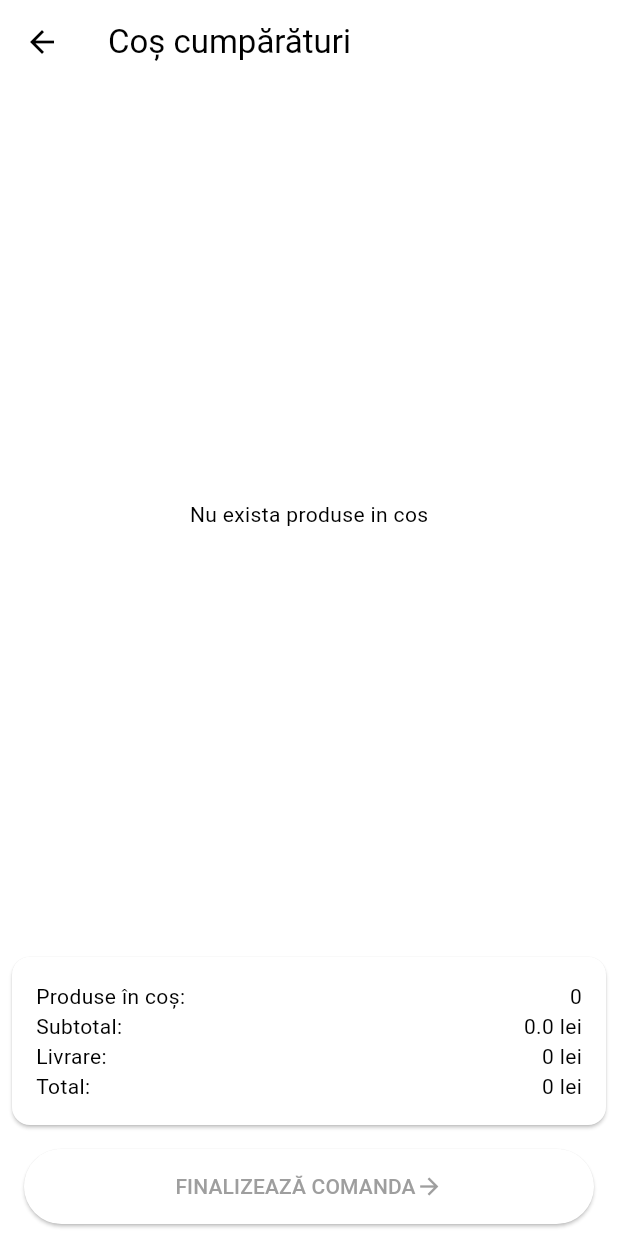
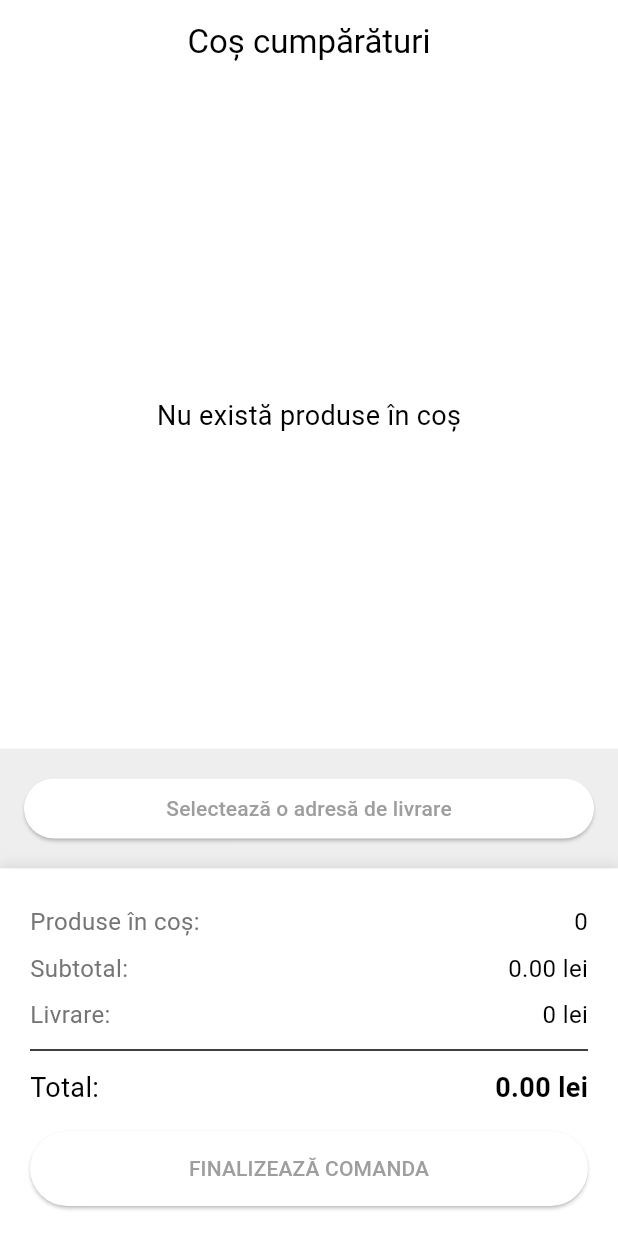
Before and after one commit to alexandru-ariton/butchery_project, a Flutter app: the ShoppingCartPage screen opened directly, on a phone screen of 412 x 824 dp. Run offline on Flutter 3.47's test engine with Material 3 defaults, Android fonts, the phone set to English and light mode, and no system bars; our stand-ins replace firebase_core, google_maps_flutter, location, shared_preferences; missing offline and left inert: google_place; accounts and stored records are empty.

Commit message:
modificari adresa in cos cumparaturi

```diff
--- a/gastrogrid_app/lib/aplicatie_client/Folder_Home/componente_home/butoane_livrare.dart
+++ b/gastrogrid_app/lib/aplicatie_client/Folder_Home/componente_home/butoane_livrare.dart
@@ -2,19 +2,31 @@
 
 import 'package:flutter/material.dart';
 import 'package:provider/provider.dart';
+import 'package:shared_preferences/shared_preferences.dart';
 
 
 class DeliveryInfo with ChangeNotifier {
   bool _isDelivery = true;
   double _deliveryFee = 5.0;
+  String? _selectedAddress;
 
   bool get isDelivery => _isDelivery;
   double get deliveryFee => _deliveryFee;
+  String? get selectedAddress => _selectedAddress;
 
   void toggleDelivery(bool isDelivery) {
     _isDelivery = isDelivery;
     notifyListeners();
   }
+
+   void setSelectedAddress(String? address) async {
+  _selectedAddress = address;
+  SharedPreferences prefs = await SharedPreferences.getInstance();
+  await prefs.setString('selectedAddress', address ?? '');
+  notifyListeners();
+}
+
+
 }
 
 
--- a/gastrogrid_app/lib/aplicatie_client/Folder_Home/componente_home/pagina_cos_cumparaturi.dart
+++ b/gastrogrid_app/lib/aplicatie_client/Folder_Home/componente_home/pagina_cos_cumparaturi.dart
@@ -1,14 +1,10 @@
-// ignore_for_file: unused_import, use_key_in_widget_constructors, library_private_types_in_public_api, prefer_const_constructors, unnecessary_string_interpolations, prefer_const_literals_to_create_immutables
+// ignore_for_file: unused_field, unused_element
 
 import 'package:flutter/material.dart';
 import 'package:gastrogrid_app/aplicatie_client/Folder_Home/componente_home/butoane_livrare.dart';
 import 'package:gastrogrid_app/aplicatie_client/Folder_Home/componente_home/pagina_cart.dart';
-import 'package:gastrogrid_app/aplicatie_client/Folder_Home/componente_home/pagina_produs.dart';
-import 'package:gastrogrid_app/aplicatie_client/Folder_Home/componente_home/pagina_selectare_adresa.dart';
-import 'package:gastrogrid_app/aplicatie_client/Folder_Home/pagina_home.dart';
+import 'package:gastrogrid_app/aplicatie_client/Folder_Profile/pagini/pagina_adrese.dart';
 import 'package:provider/provider.dart';
-
-
 
 class ShoppingCartPage extends StatefulWidget {
   @override
@@ -17,11 +13,29 @@ class ShoppingCartPage extends StatefulWidget {
 
 class _ShoppingCartPageState extends State<ShoppingCartPage> {
 
+  String? _selectedAddress;
+
+   void _selectDeliveryAddress() async {
+    // Open the SavedAddressesPage and await the selected address
+    final selectedAddress = await Navigator.of(context).push(
+      MaterialPageRoute(
+        builder: (context) => SavedAddressesPage(),
+      ),
+    );
+
+    // If an address is selected, update the state
+    if (selectedAddress != null) {
+      setState(() {
+        _selectedAddress = selectedAddress;
+      });
+    }
+  }
 
   @override
   Widget build(BuildContext context) {
     final cart = Provider.of<CartModel>(context);
     final deliveryInfo = Provider.of<DeliveryInfo>(context);
+
 
     // Setăm costul de livrare la 0 dacă nu există produse în coș
     double deliveryFee = cart.items.isEmpty ? 0.0 : (deliveryInfo.isDelivery ? deliveryInfo.deliveryFee : 0);
@@ -29,110 +43,160 @@ class _ShoppingCartPageState extends State<ShoppingCartPage> {
 
     return Scaffold(
       appBar: AppBar(
-        title: Text('Coș cumpărături'),
-        leading: Builder(
-    builder: (BuildContext context) {
-      return IconButton(
-        icon: const Icon(Icons.arrow_back_outlined),
-        onPressed: () {  Navigator.of(context).pop(
-                        MaterialPageRoute(
-                          builder: (context) => HomePage(),
+        automaticallyImplyLeading: false,
+        title: Center(child: Text('Coș cumpărături')),
+
       ),
-                      ); },
+      body: Column(
+        children: [
 
-      );
+          Expanded(
+            child: cart.items.isEmpty
+                ? Center(child: Text("Nu există produse în coș", style: TextStyle(fontSize: 18)))
+                : ListView.builder(
+                    itemCount: cart.items.length,
+                    itemBuilder: (context, index) {
+                      return _buildCartItem(cart.items[index]);
                     },
                   ),
           ),
-      body: Column(
+          if (deliveryInfo.isDelivery)// Check if delivery is selected
+            Container(
+              // If an address is selected, display it
+              padding: EdgeInsets.all(16),
+              color: Colors.grey[200],
+              width: double.infinity,
+              child: deliveryInfo.selectedAddress != null
+                  ? Row(
                       children: [
                         Expanded(
-            child: cart.items.isEmpty
-                ? Center(child: Text("Nu exista produse in cos")) // Afișăm mesajul când coșul este gol
-                : ListView.builder(
-              itemCount: cart.items.length,
-              itemBuilder: (context, index) {
-                var item = cart.items[index];
-                return Card(
-                  child: ListTile(
-                     // Replace with your image provider
-                    title: Text(item.title),
-                    subtitle: Text('${item.price.toStringAsFixed(2)} Lei x ${item.quantity}'),
-                    trailing: Row(
+                          child: Text(
+                            'Adresa de livrare: ${deliveryInfo.selectedAddress}',
+                            style: TextStyle(fontSize: 16),
+                          ),
+                        ),
+                        IconButton(
+                          icon: Icon(Icons.edit),
+                          onPressed: () async {
+                            final selectedAddress = await Navigator.of(context).push(
+                              MaterialPageRoute(
+                                builder: (context) => SavedAddressesPage(),
+                              ),
+                            );
+                            if (selectedAddress != null) {
+                              setState(() {
+                                _selectedAddress = selectedAddress;
+                              });
+                            }
+                          },
+                        ),
+                      ],
+                    )
+                  : ElevatedButton(
+                      child: Text("Selectează o adresă de livrare"),
+                      onPressed: () async {
+                        final selectedAddress = await Navigator.of(context).push(
+                          MaterialPageRoute(
+                            builder: (context) => SavedAddressesPage(),
+                          ),
+                        );
+                        if (selectedAddress != null) {
+                          setState(() {
+                            deliveryInfo.setSelectedAddress(selectedAddress as String);
+                          });
+                        }
+                      },
+                    ),
+            ),
+
+          _buildTotalSection(cart, deliveryFee, total),
+        ],
+      ),
+    );
+  }
+
+  Widget _buildCartItem(CartItem item) {
+    return ListTile(
+       // Înlocuiește cu o imagine reală
+      title: Text(item.title, style: TextStyle(fontWeight: FontWeight.bold)),
+      subtitle: Text('${item.price} x ${item.quantity}'),
+      trailing: _buildQuantityControls(item),
+    );
+  }
+
+  Widget _buildQuantityControls(CartItem item) {
+    return Row(
       mainAxisSize: MainAxisSize.min,
       children: [
         IconButton(
           icon: Icon(Icons.remove),
-                        onPressed: () => cart.removeProduct(item),
+         onPressed: () {
+                if (item.quantity > 1) {
+                  // Decrement the quantity for the specific item
+                  Provider.of<CartModel>(context, listen: false).updateProductQuantity(item, item.quantity - 1);
+                } else {
+                  // Remove the item completely if quantity is 1
+                  Provider.of<CartModel>(context, listen: false).removeProduct(item);
+                }
+              },
         ),
         Text(item.quantity.toString()),
         IconButton(
           icon: Icon(Icons.add),
-                          onPressed: () => cart.addProduct(item),
+         onPressed: () {
+                // Increment the quantity for the specific item
+                Provider.of<CartModel>(context, listen: false).updateProductQuantity(item, item.quantity + 1);
+              },
         ),
+      ],
+    );
+  }
+
+  Widget _buildTotalSection(CartModel cart, double deliveryFee, double total) {
+    return Container(
+      padding: EdgeInsets.all(20),
+      decoration: BoxDecoration(
+        color: Colors.white,
+        boxShadow: [
+          BoxShadow(
+            color: Colors.grey.withOpacity(0.2),
+            spreadRadius: 1,
+            blurRadius: 5,
+            offset: Offset(0, -3),
+          ),
+        ],
+      ),
+      child: SafeArea(
+        child: Column(
+          mainAxisSize: MainAxisSize.min,
+          children: [
+            _buildSummaryLine('Produse în coș:', '${cart.totalItemsQuantity}'),
+            _buildSummaryLine('Subtotal:', '${cart.total.toStringAsFixed(2)} lei'),
+            _buildSummaryLine('Livrare:', cart.items.isEmpty ? '0 lei' : '${deliveryFee.toStringAsFixed(2)} lei'),
+            Divider(),
+            _buildSummaryLine('Total:', '${total.toStringAsFixed(2)} lei', isTotal: true),
+            SizedBox(height: 12),
+            ElevatedButton(
+              style: ElevatedButton.styleFrom(minimumSize: Size.fromHeight(50)),
+              onPressed: () {
+                // Logică pentru finalizarea comenzii
+              },
+              child: Text('FINALIZEAZĂ COMANDA'),
+            )
           ],
         ),
       ),
     );
-              },
-            ),
-          ),
-          Card(
-            margin: EdgeInsets.all(8),
-            child: Padding(
-              padding: EdgeInsets.all(16),
-              child: Column(
-                children: [
-                  Row(
+  }
+
+  Widget _buildSummaryLine(String title, String value, {bool isTotal = false}) {
+    return Padding(
+      padding: EdgeInsets.symmetric(vertical: 4),
+      child: Row(
         mainAxisAlignment: MainAxisAlignment.spaceBetween,
         children: [
-                      Text('Produse în coș:'),
-                      Text('${cart.items.length}'),
-                    ],
-                  ),
-                  Row(
-                    mainAxisAlignment: MainAxisAlignment.spaceBetween,
-                    children: [
-                      Text('Subtotal:'),
-                      Text('${cart.total} lei'),
-                    ],
-                  ),
-                  Row(
-                    mainAxisAlignment: MainAxisAlignment.spaceBetween,
-                    children: [
-                      Text('Livrare:'),
-                      Text(cart.items.isEmpty ? "0 lei" : '${deliveryInfo.isDelivery ? "$deliveryFee lei" : "Ridicare"}'),
-                    ],
-                  ),
-                  Row(
-                    mainAxisAlignment: MainAxisAlignment.spaceBetween,
-                    children: [
-                      Text('Total: '),
-                     Text(cart.items.isEmpty ? "0 lei" : '$total lei'),
-                    ],
-                  ),
-                ],
-              ),
-            ),
-          ),
-          // Add your ToggleButtons or SwitchListTile for customer type here
-          // Add your TextField for additional order information here
-          Padding(
-            padding: EdgeInsets.symmetric(horizontal: 16.0, vertical: 8.0),
-            child: ElevatedButton(
-              style: ElevatedButton.styleFrom(minimumSize: Size.fromHeight(50)),
-              onPressed: () {
-                // Finalize order logic
-              },
-              child: Row(
-                mainAxisAlignment: MainAxisAlignment.center,
-                children: [
-                  Text('FINALIZEAZĂ COMANDA'),
-                  Icon(Icons.arrow_forward)
-                ],
-              ),
-            ),
-          )
+          Text(title, style: TextStyle(fontSize: isTotal ? 18 : 16, color: isTotal ? Colors.black : Colors.grey[600])),
+          Text(value, style: TextStyle(fontSize: isTotal ? 18 : 16, fontWeight: isTotal ? FontWeight.bold : FontWeight.normal)),
         ],
       ),
     );
--- a/gastrogrid_app/lib/aplicatie_client/Folder_Home/pagina_home.dart
+++ b/gastrogrid_app/lib/aplicatie_client/Folder_Home/pagina_home.dart
@@ -129,6 +129,7 @@ void _selectAddress(BuildContext context) {
           ),
         ],
       ),
+
     );
   }
 }
--- a/gastrogrid_app/lib/aplicatie_client/bara_navigare.dart
+++ b/gastrogrid_app/lib/aplicatie_client/bara_navigare.dart
@@ -1,6 +1,7 @@
 // ignore_for_file: use_key_in_widget_constructors, prefer_final_fields
 
 import 'package:flutter/material.dart';
+import 'package:gastrogrid_app/aplicatie_client/Folder_Home/componente_home/pagina_cos_cumparaturi.dart';
 import 'package:gastrogrid_app/aplicatie_client/Folder_Home/pagina_home.dart';
 import 'package:gastrogrid_app/aplicatie_client/Folder_Orders/pagina_order.dart';
 import 'package:gastrogrid_app/aplicatie_client/Folder_Profile/pagina_profil.dart';
@@ -15,6 +16,7 @@ class _BaraNavigareState extends State<BaraNavigare> {
   List<Widget> _pages = [
     HomePage(),
     OrdersPage(),
+    ShoppingCartPage(),
     ProfilePage(),
   ];
 
@@ -38,6 +40,10 @@ class _BaraNavigareState extends State<BaraNavigare> {
             icon: Icon(Icons.receipt),
             label: 'Comenzi',
           ),
+           BottomNavigationBarItem(
+            icon: Icon(Icons.add_shopping_cart_rounded),
+            label: 'Cos',
+          ),
           BottomNavigationBarItem(
             icon: Icon(Icons.person),
             label: 'Profil',
```
Also changed, not shown: gastrogrid_app/lib/aplicatie_client/Folder_Home/componente_home/pagina_cart.dart (+33 -15 lines), gastrogrid_app/lib/aplicatie_client/Folder_Home/componente_home/pagina_produs.dart (+81 -63 lines), gastrogrid_app/lib/aplicatie_client/Folder_Profile/pagini/pagina_adrese.dart (+11 -1 lines). Lines whose indentation alone changed are shown as unchanged.
